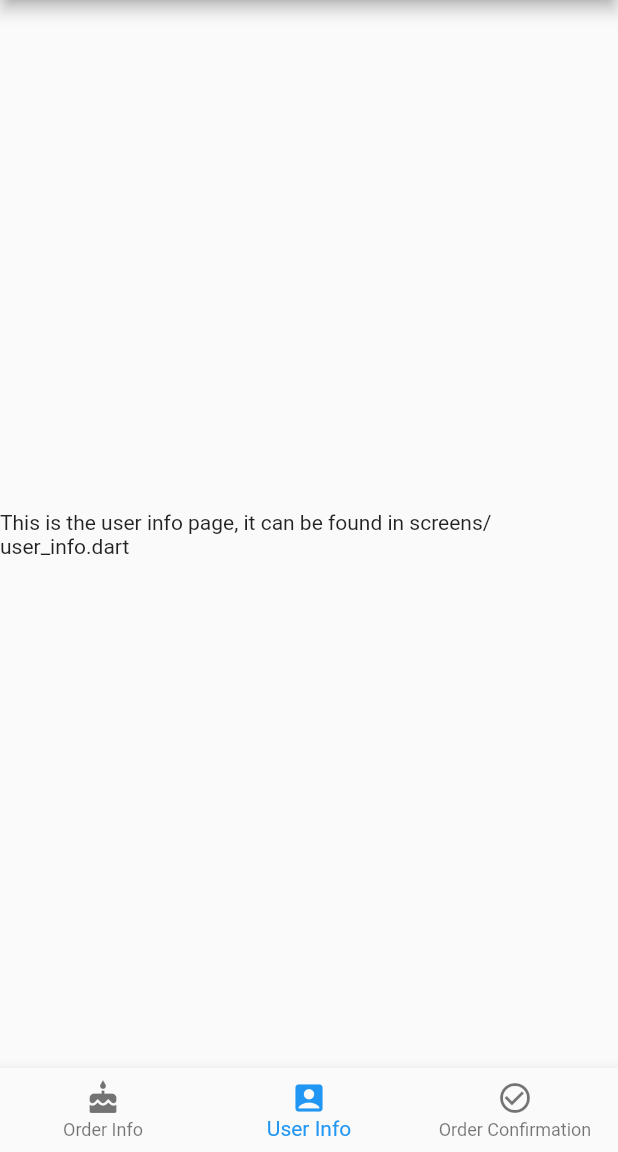
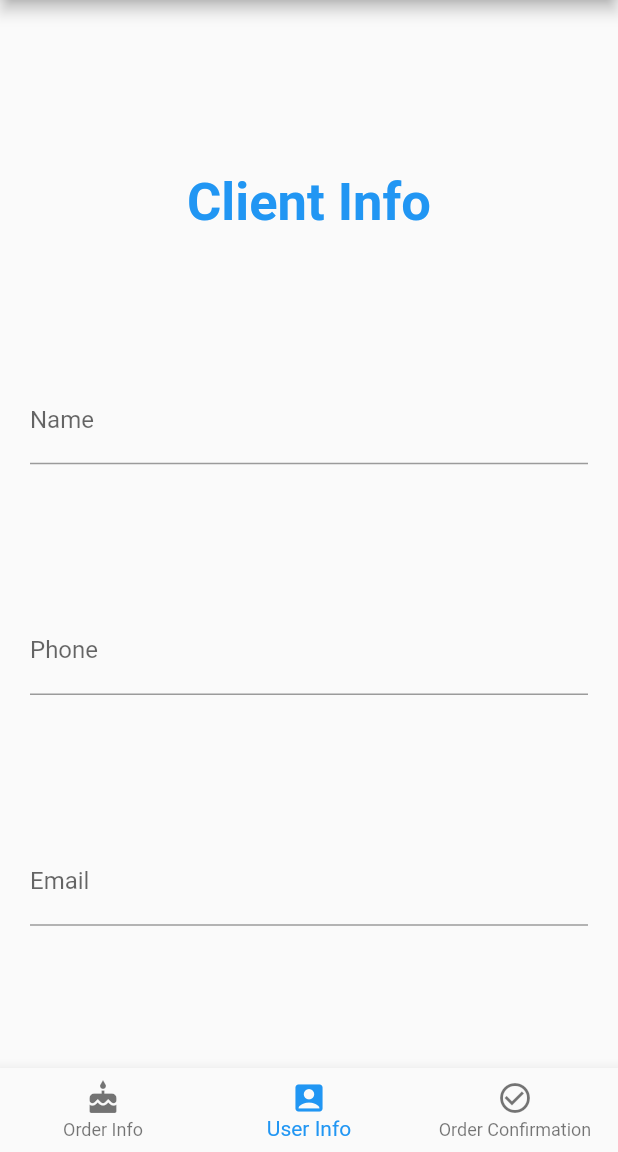
Before and after one commit to Utsal20/Happy-Cake, a Flutter app: the screen it shows after launch, item 2 of the bottom bar chosen, on a phone screen of 412 x 824 dp, the part 84-1236 px from its top. Run offline on Flutter 3.47's test engine with Material 2 defaults, Android fonts, the phone set to English and light mode, and no system bars.

Commit message:
Added UserInfo Forms

```diff
--- a/lib/app.dart
+++ b/lib/app.dart
@@ -9,7 +9,19 @@ class HappyCakeApp extends StatelessWidget {
         brightness: Brightness.light,
         primaryColor: Color(0xFFfd689a),
         accentColor: Color(0xFF66d9c1),
-        fontFamily: 'Roboto'
+        fontFamily: 'Roboto',
+        textTheme: TextTheme(
+          headline: TextStyle(
+            fontSize: 35.0,
+            fontWeight: FontWeight.bold,
+            color: Theme.of(context).accentColor,
+          ),
+          title: TextStyle(
+            fontSize: 20.0,
+            fontWeight: FontWeight.bold,
+            color: Theme.of(context).accentColor,
+          ),
+        ),
       ),
       home: Home()
     );
--- a/lib/screens/user_info.dart
+++ b/lib/screens/user_info.dart
@@ -6,11 +6,47 @@ class UserInfo extends StatefulWidget {
 }
 
 class _UserInfoState extends State<UserInfo> {
+  final _clientKey = GlobalKey<FormState>();
+
   @override
   Widget build(BuildContext context) {
     return Scaffold(
-      body: Center(
-        child: Text('This is the user info page, it can be found in screens/user_info.dart'),
+      body: Container(
+        padding: EdgeInsets.fromLTRB(20, 20, 20, .1),
+        child: Column(
+          mainAxisAlignment: MainAxisAlignment.spaceEvenly,
+          children: <Widget>[
+            Text(
+              'Client Info',
+              textAlign: TextAlign.left,
+              style: Theme.of(context).textTheme.headline,
+            ),
+            Flexible(
+              child: TextFormField(
+                decoration: InputDecoration(
+                  hintText: 'Name',
+                  labelText: 'Name',
+                ),
+              ),
+            ),
+            Flexible(
+              child: TextFormField(
+                decoration: InputDecoration(
+                  hintText: 'Phone',
+                  labelText: 'Phone',
+                ),
+              ),
+            ),
+            Flexible(
+              child: TextFormField(
+                decoration: InputDecoration(
+                  hintText: 'Email',
+                  labelText: 'Email',
+                ),
+              ),
+            ),
+          ],
+        )
       )
     );
   }
```
